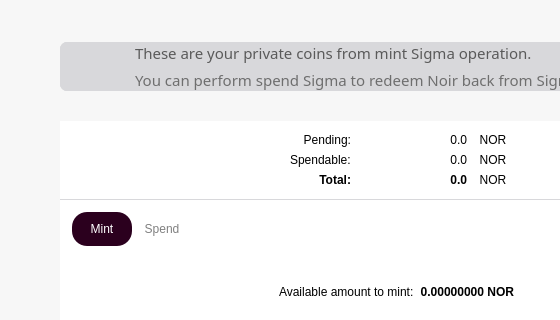
Old version of the form src/qt/forms/sigmapage.ui in the repository noirofficial/noir; both pictures show x 0 to 560 and y 88 to 408 of the 792 by 624 pixel window.
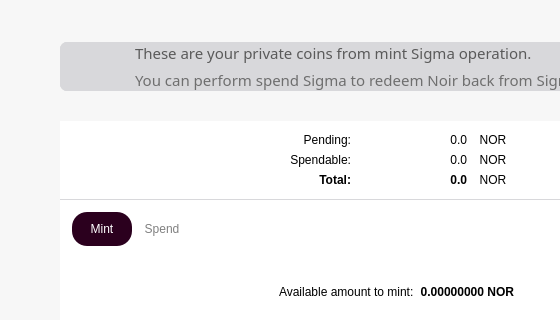
New version of the form. Icons and pictures are not drawn.

```diff
--- a/src/qt/forms/sigmapage.ui
+++ b/src/qt/forms/sigmapage.ui
@@ -1091,6 +1091,9 @@
                     <property name="text">
                      <string>Spendable:</string>
                     </property>
+                    <property name="alignment">
+                     <set>Qt::AlignRight|Qt::AlignTrailing|Qt::AlignVCenter</set>
+                    </property>
                    </widget>
                   </item>
                   <item row="1" column="2">
```
Left out of the diff: 2 changed lines with no effect on the pictures.
